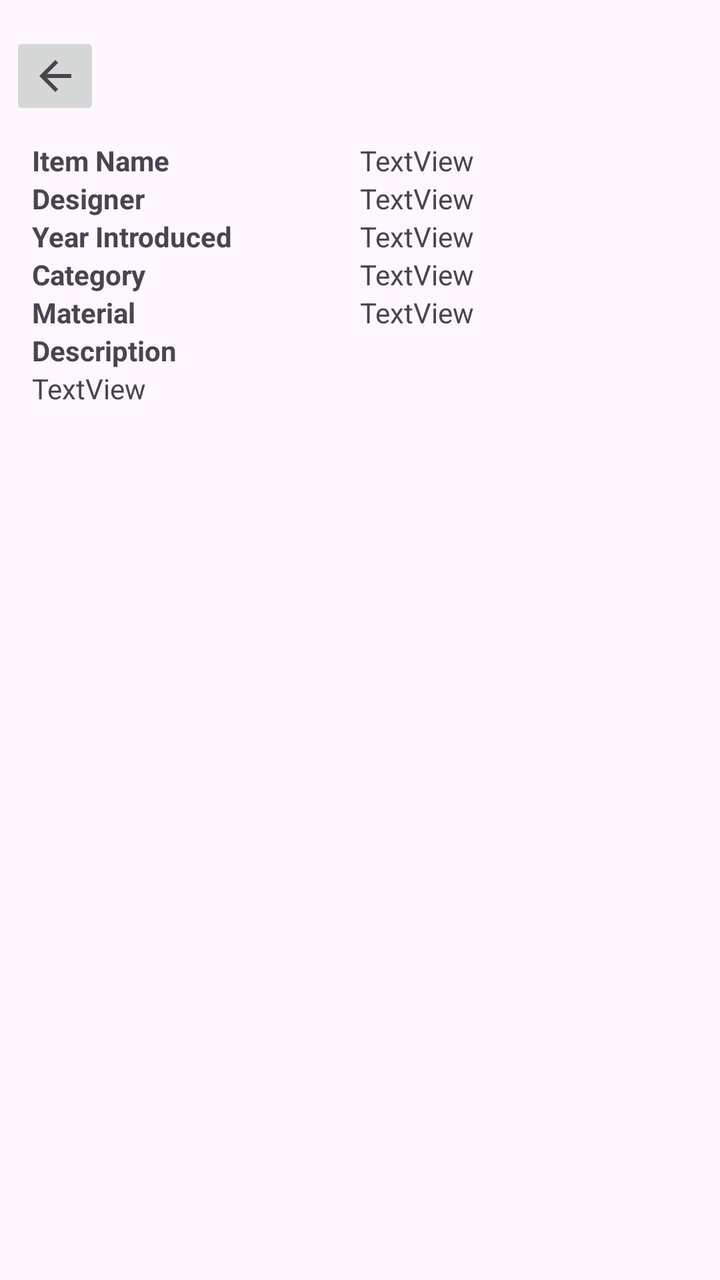
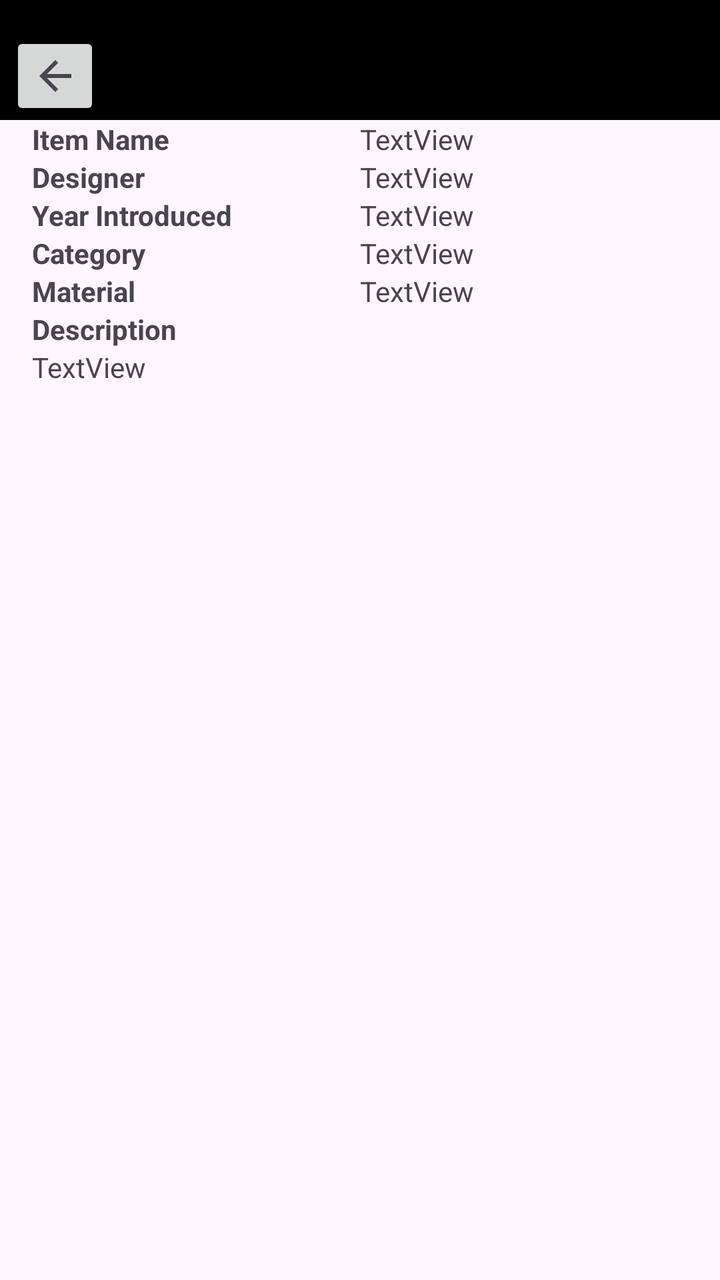

Before-and-after screenshots of an Android layout around one commit, followed by the original layout XML and the change that was made.
<!-- AndroidManifest.xml: application theme Theme.Finale -->
<!-- res/layout/fragment_details.xml -->
<?xml version="1.0" encoding="utf-8"?>
<FrameLayout xmlns:android="http://schemas.android.com/apk/res/android"
    xmlns:tools="http://schemas.android.com/tools"
    android:layout_width="match_parent"
    android:layout_height="match_parent"
    tools:context=".ui.DetailsFragment">

    <LinearLayout
        android:layout_width="match_parent"
        android:layout_height="match_parent"
        android:layout_marginBottom="16dp"
        android:orientation="vertical">

        <LinearLayout
            android:id="@+id/titlebarLinearLayout"
            android:layout_width="match_parent"
            android:layout_height="wrap_content"
            android:orientation="horizontal">

            <ImageButton
                android:id="@+id/backImageButton"
                android:layout_width="45dp"
                android:layout_height="wrap_content"
                android:layout_marginTop="16dp"
                android:layout_marginStart="5dp"
                android:contentDescription="@string/back"
                android:src="?attr/homeAsUpIndicator" />

            <TextView
                android:id="@+id/detailsTextViewTitle"
                android:layout_width="match_parent"
                android:layout_height="wrap_content"
                android:textSize="50sp"
                android:textStyle="bold"
                android:layout_marginTop="4sp"
                android:layout_marginEnd="50dp"
                android:layout_weight="0" />
        </LinearLayout>

        <LinearLayout
            android:id="@+id/itemNameLinearLayout"
            android:layout_width="match_parent"
            android:layout_height="wrap_content"
            android:layout_marginStart="16dp"
            android:layout_marginEnd="16dp"
            android:layout_weight="0"
            android:orientation="horizontal">

            <TextView
                android:id="@+id/itemNameTextViewTitle"
                android:layout_width="match_parent"
                android:layout_height="wrap_content"
                android:layout_weight="0.5"
                android:text="@string/item_name"
                android:textStyle="bold"
                tools:ignore="NestedWeights" />

            <TextView
                android:id="@+id/itemNameTextView"
                android:layout_width="match_parent"
                android:layout_height="wrap_content"
                android:layout_weight="0.5"
                android:layout_gravity="end"
                android:text="@string/textview" />
        </LinearLayout>


        <LinearLayout
            android:id="@+id/designerLinearLayout"
            android:layout_width="match_parent"
            android:layout_height="wrap_content"
            android:layout_marginStart="16dp"
            android:layout_marginEnd="16dp"
            android:layout_weight="0"
            android:orientation="horizontal">

            <TextView
                android:id="@+id/designerTextViewTitle"
                android:layout_width="match_parent"
                android:layout_height="wrap_content"
                android:layout_weight="0.5"
                android:text="@string/designer"
                android:textStyle="bold"
                tools:ignore="NestedWeights" />

            <TextView
                android:id="@+id/designerTextView"
                android:layout_width="match_parent"
                android:layout_height="wrap_content"
                android:layout_weight="0.5"
                android:layout_gravity="end"
                android:text="@string/textview" />
        </LinearLayout>

        <LinearLayout
            android:id="@+id/yearIntroducedLinearLayout"
            android:layout_width="match_parent"
            android:layout_height="wrap_content"
            android:layout_marginStart="16dp"
            android:layout_marginEnd="16dp"
            android:layout_weight="0"
            android:orientation="horizontal">

            <TextView
                android:id="@+id/yearIntroducedTextViewTitle"
                android:layout_width="match_parent"
                android:layout_height="wrap_content"
                android:layout_weight="0.5"
                android:text="@string/ad"
                android:textStyle="bold"
                tools:ignore="NestedWeights" />

            <TextView
                android:id="@+id/yearIntroducedTextView"
                android:layout_width="match_parent"
                android:layout_height="wrap_content"
                android:layout_weight="0.5"
                android:layout_gravity="end"
                android:text="@string/textview" />
        </LinearLayout>

        <LinearLayout
            android:id="@+id/categoryLinearLayout"
            android:layout_width="match_parent"
            android:layout_height="wrap_content"
            android:layout_marginStart="16dp"
            android:layout_marginEnd="16dp"
            android:layout_weight="0"
            android:orientation="horizontal">

            <TextView
                android:id="@+id/categoryTextViewTitle"
                android:layout_width="match_parent"
                android:layout_height="wrap_content"
                android:layout_weight="0.5"
                android:text="@string/category"
                android:textStyle="bold"
                tools:ignore="NestedWeights" />

            <TextView
                android:id="@+id/categoryTextView"
                android:layout_width="match_parent"
                android:layout_height="wrap_content"
                android:layout_weight="0.5"
                android:layout_gravity="end"
                android:text="@string/textview" />
        </LinearLayout>

        <LinearLayout
            android:id="@+id/materialLinearLayout"
            android:layout_width="match_parent"
            android:layout_height="wrap_content"
            android:layout_marginStart="16dp"
            android:layout_marginEnd="16dp"
            android:layout_weight="0"
            android:orientation="horizontal">

            <TextView
                android:id="@+id/materialTextViewTitle"
                android:layout_width="match_parent"
                android:layout_height="wrap_content"
                android:layout_weight="0.5"
                android:text="@string/material"
                android:textStyle="bold"
                tools:ignore="NestedWeights" />

            <TextView
                android:id="@+id/materialTextView"
                android:layout_width="match_parent"
                android:layout_height="wrap_content"
                android:layout_weight="0.5"
                android:layout_gravity="end"
                android:text="@string/textview" />
        </LinearLayout>

        <LinearLayout
            android:id="@+id/descriptionLinearLayout"
            android:layout_width="match_parent"
            android:layout_height="wrap_content"
            android:layout_marginStart="16dp"
            android:layout_marginEnd="16dp"
            android:layout_weight="0"
            android:orientation="vertical">

            <TextView
                android:id="@+id/descriptionTextViewTitle"
                android:layout_width="match_parent"
                android:layout_height="wrap_content"
                android:layout_weight="0.5"
                android:text="@string/description"
                android:textStyle="bold"
                tools:ignore="NestedWeights" />

            <TextView
                android:id="@+id/descriptionTextView"
                android:layout_width="wrap_content"
                android:layout_height="wrap_content"
                android:layout_weight="0.5"
                android:text="@string/textview" />
        </LinearLayout>

    </LinearLayout>
</FrameLayout>
<!-- resources referenced by this layout -->
<resources>
  <string name="ad">Year Introduced</string>
  <string name="back">Back Button</string>
  <string name="category">Category</string>
  <string name="description">Description</string>
  <string name="designer">Designer</string>
  <string name="item_name">Item Name</string>
  <string name="material">Material</string>
  <string name="textview">TextView</string>
  <style name="Theme.Finale" parent="Base.Theme.Finale" />
  <style name="Base.Theme.Finale" parent="Theme.Material3.DayNight.NoActionBar">
          
          
      </style>
</resources>

<!-- the commit's change to res/layout/fragment_details.xml (unified diff, before → after) -->
@@ -15,14 +15,15 @@
             android:id="@+id/titlebarLinearLayout"
             android:layout_width="match_parent"
             android:layout_height="wrap_content"
+            android:background="@color/black"
             android:orientation="horizontal">
 
             <ImageButton
                 android:id="@+id/backImageButton"
                 android:layout_width="45dp"
                 android:layout_height="wrap_content"
+                android:layout_marginStart="5dp"
                 android:layout_marginTop="16dp"
-                android:layout_marginStart="5dp"
                 android:contentDescription="@string/back"
                 android:src="?attr/homeAsUpIndicator" />
 
@@ -30,8 +31,10 @@
                 android:id="@+id/detailsTextViewTitle"
                 android:layout_width="match_parent"
                 android:layout_height="wrap_content"
-                android:textSize="50sp"
-                android:textStyle="bold"
+                android:textSize="32sp"
+                android:textAlignment="center"
+                android:textStyle="italic"
+                android:textColor="@color/white"
                 android:layout_marginTop="4sp"
                 android:layout_marginEnd="50dp"
                 android:layout_weight="0" />
<!-- resource entries referenced after the edit -->
@@ -1,5 +1,7 @@
 <!-- resources referenced by this layout -->
 <resources>
+  <color name="black">#FF000000</color>
+  <color name="white">#FFFFFFFF</color>
   <string name="ad">Year Introduced</string>
   <string name="back">Back Button</string>
   <string name="category">Category</string>
